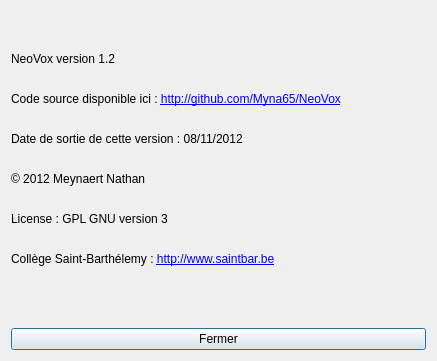
Before: the Qt Designer form about.ui in Myna65/NeoVox, drawn with Qt 5.
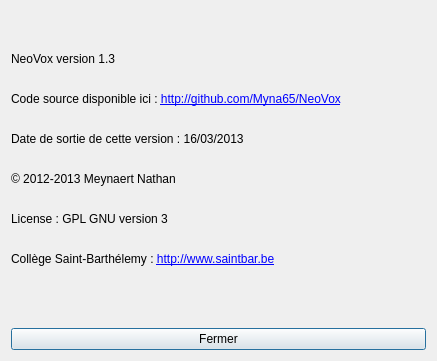
After: the same form once the commit is applied.

```diff
--- a/about.ui
+++ b/about.ui
@@ -17,7 +17,7 @@
    <item>
     <widget class="QLabel" name="label">
      <property name="text">
-      <string>&lt;html&gt;&lt;head/&gt;&lt;body&gt;&lt;p&gt;NeoVox version 1.2&lt;br/&gt;&lt;/p&gt;&lt;p&gt;Code source disponible ici : &lt;a href=&quot;http://github.com/Myna65/NeoVox&quot;&gt;&lt;span style=&quot; text-decoration: underline; color:#0000ff;&quot;&gt;http://github.com/Myna65/NeoVox&lt;/span&gt;&lt;/a&gt;&lt;br/&gt;&lt;/p&gt;&lt;p&gt;Date de sortie de cette version : 08/11/2012&lt;br/&gt;&lt;/p&gt;&lt;p&gt;© 2012 Meynaert Nathan&lt;br/&gt;&lt;/p&gt;&lt;p&gt;License : GPL GNU version 3&lt;br/&gt;&lt;/p&gt;&lt;p&gt;Collège Saint-Barthélemy : &lt;a href=&quot;http://www.saintbar.be&quot;&gt;&lt;span style=&quot; text-decoration: underline; color:#0000ff;&quot;&gt;http://www.saintbar.be&lt;/span&gt;&lt;/a&gt;&lt;br/&gt;&lt;/p&gt;&lt;/body&gt;&lt;/html&gt;</string>
+      <string>&lt;html&gt;&lt;head/&gt;&lt;body&gt;&lt;p&gt;NeoVox version 1.3&lt;br/&gt;&lt;/p&gt;&lt;p&gt;Code source disponible ici : &lt;a href=&quot;http://github.com/Myna65/NeoVox&quot;&gt;&lt;span style=&quot; text-decoration: underline; color:#0000ff;&quot;&gt;http://github.com/Myna65/NeoVox&lt;/span&gt;&lt;/a&gt;&lt;br/&gt;&lt;/p&gt;&lt;p&gt;Date de sortie de cette version : 16/03/2013&lt;br/&gt;&lt;/p&gt;&lt;p&gt;© 2012-2013 Meynaert Nathan&lt;br/&gt;&lt;/p&gt;&lt;p&gt;License : GPL GNU version 3&lt;br/&gt;&lt;/p&gt;&lt;p&gt;Collège Saint-Barthélemy : &lt;a href=&quot;http://www.saintbar.be&quot;&gt;&lt;span style=&quot; text-decoration: underline; color:#0000ff;&quot;&gt;http://www.saintbar.be&lt;/span&gt;&lt;/a&gt;&lt;br/&gt;&lt;/p&gt;&lt;/body&gt;&lt;/html&gt;</string>
      </property>
      <property name="openExternalLinks">
       <bool>true</bool>
```
